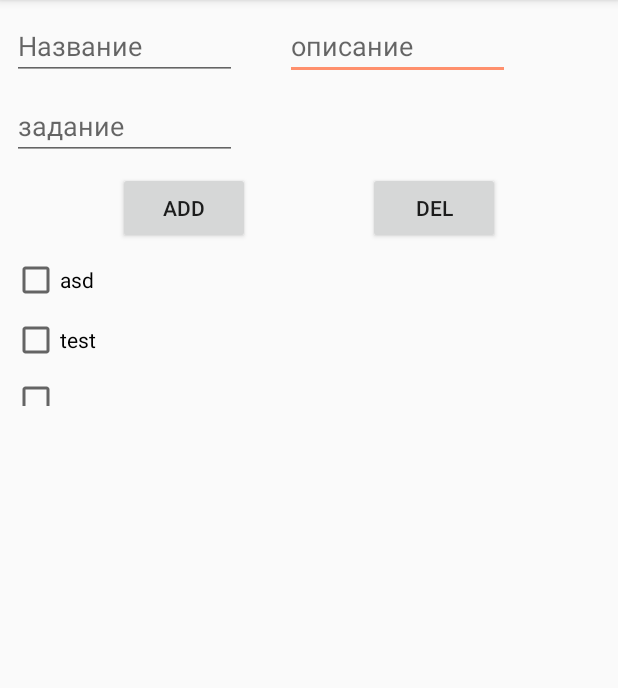
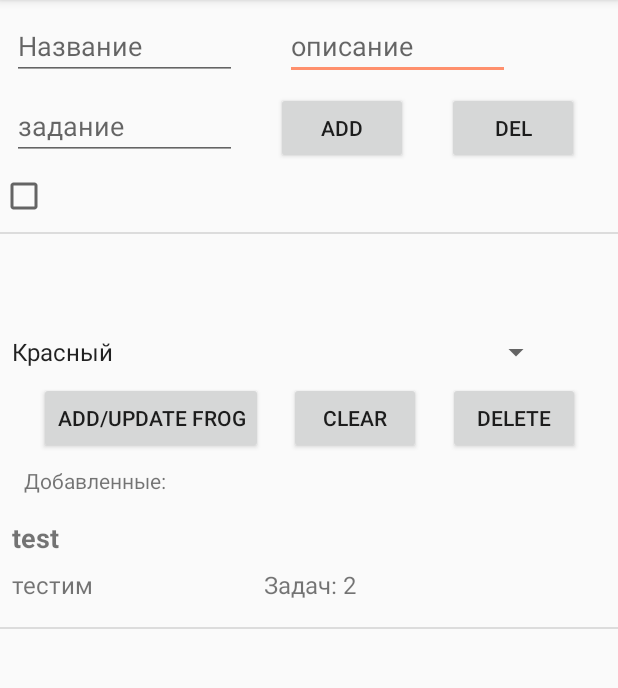
Before and after one commit to andrewkir/AndroidApp, an Android app: the DailyEditor screen opened directly, with no data from a screen before it, after a tap on "ADD", on a phone screen of 412 x 824 dp, the part 84-772 px from its top. Run offline under Robolectric (Android 15) with nearby library versions, the light colour scheme and no system bars; Roboto replaces fonts that are not available here; 1 statement that could not run was skipped.

Commit message:
possibility to add/delete frogs, update daily editor's view

```diff
--- /dev/null
+++ b/Project/TimeM8/app/src/main/java/com/andrewkir/andrewforwork/timem8/Adapters/DailyEditorFrogs.kt
@@ -0,0 +1,42 @@
+package com.andrewkir.andrewforwork.timem8.Adapters
+
+import android.content.Context
+import android.support.v7.widget.RecyclerView
+import android.view.LayoutInflater
+import android.view.View
+import android.view.ViewGroup
+import android.widget.TextView
+import com.andrewkir.andrewforwork.timem8.DataBase.DBdaily
+import com.andrewkir.andrewforwork.timem8.Models.dailyFrog
+import com.andrewkir.andrewforwork.timem8.R
+import kotlinx.android.synthetic.main.row_daily_editor.view.*
+
+class DailyEditorFrogs(val context: Context,val itemClick: (dailyFrog) -> Unit): RecyclerView.Adapter<DailyEditorFrogs.Holder>() {
+    var db = DBdaily(context)
+    var frogs = db.allFrogs()
+    override fun onCreateViewHolder(parent: ViewGroup, viewType: Int): DailyEditorFrogs.Holder {
+        val view = LayoutInflater.from(context).inflate(R.layout.row_daily_editor, parent,false)
+        return Holder(view,itemClick)
+    }
+
+    override fun getItemCount(): Int {
+        return frogs.size
+    }
+
+    override fun onBindViewHolder(holder: DailyEditorFrogs.Holder, position: Int) {
+        holder?.bindFrog(frogs[position])
+    }
+    inner class Holder(itemView: View?, val itemClick: (dailyFrog) -> Unit) : RecyclerView.ViewHolder(itemView) {
+        val frogName = itemView?.findViewById<TextView>(R.id.rowDailyEditorName)
+        val frogDesc = itemView?.findViewById<TextView>(R.id.rowDailyEditorDesc)
+        val frogTask = itemView?.findViewById<TextView>(R.id.rowDailyEditorTask)
+
+        fun bindFrog(frog: dailyFrog){
+
+            frogName!!.text = frog.name
+            frogDesc!!.text = frog.description
+            frogTask!!.text = "Задач: ${frog.count}"
+            itemView.setOnClickListener { itemClick(frog) }
+        }
+    }
+}
--- a/Project/TimeM8/app/src/main/java/com/andrewkir/andrewforwork/timem8/Editors/DailyEditor.kt
+++ b/Project/TimeM8/app/src/main/java/com/andrewkir/andrewforwork/timem8/Editors/DailyEditor.kt
@@ -3,31 +3,83 @@ package com.andrewkir.andrewforwork.timem8.Editors
 import android.content.Intent
 import android.support.v7.app.AppCompatActivity
 import android.os.Bundle
+import android.support.v7.widget.DividerItemDecoration
 import android.support.v7.widget.LinearLayoutManager
 import android.view.Menu
 import android.view.MenuItem
+import android.view.View
+import android.widget.AdapterView
+import android.widget.ArrayAdapter
+import android.widget.Toast
 import com.andrewkir.andrewforwork.timem8.Adapters.DailyCheckBoxAdapter
+import com.andrewkir.andrewforwork.timem8.Adapters.DailyEditorFrogs
 import com.andrewkir.andrewforwork.timem8.DataBase.DBdaily
 import com.andrewkir.andrewforwork.timem8.Models.dailyFrog
 import com.andrewkir.andrewforwork.timem8.R
 import kotlinx.android.synthetic.main.activity_daily_editor.*
+import java.util.*
+import kotlin.collections.ArrayList
 
-class DailyEditor : AppCompatActivity() {
+class DailyEditor : AppCompatActivity(), AdapterView.OnItemSelectedListener {
+    override fun onNothingSelected(p0: AdapterView<*>?) {
+        frog.colorId1 = R.color.material_red_400
+        frog.colorId2 = R.color.material_red_200
+    }
+
+    override fun onItemSelected(parent: AdapterView<*>?, view: View?, position: Int, id: Long) {
+        when(position){
+            0 -> {
+                frog.colorId1 = R.color.material_red_400
+                frog.colorId2 = R.color.material_red_200
+            }
+            1 -> {
+                frog.colorId1 = R.color.material_blue_400
+                frog.colorId2 = R.color.material_blue_200
+            }
+            2 -> {
+                frog.colorId1 = R.color.material_green_400
+                frog.colorId2 = R.color.material_green_200
+            }
+            3 -> {
+                frog.colorId1 = R.color.material_orange_400
+                frog.colorId2 = R.color.material_orange_200
+            }
+            4 -> {
+                frog.colorId1 = R.color.material_grey_400
+                frog.colorId2 = R.color.material_grey_200
+            }
+
+        }
+    }
+
     var name = "test"
     var date = "1.1.1.1"
-    lateinit var frog:dailyFrog
+    var frog = dailyFrog()
     lateinit var db: DBdaily
     override fun onCreate(savedInstanceState: Bundle?) {
         super.onCreate(savedInstanceState)
         setContentView(R.layout.activity_daily_editor)
         db = DBdaily(this)
         //recyclerCheckBox.adapter = DailyCheckBoxAdapter(this,name,date)
-        frog = db.allFrogByDayName(date = date,name = name)[0]
+        //frog = db.allFrogByDayName(date = date,name = name)[0]
+        recyclerCheckBox.addItemDecoration(DividerItemDecoration(this,1))
+        recyclerFrogs.addItemDecoration(DividerItemDecoration(this,1))
+        spinnerDaily!!.setOnItemSelectedListener(this)
+        var list_colors = arrayOf("Красный","Синий","Зелёный","Оранжевый","Серый")
+        val aa = ArrayAdapter(this, android.R.layout.simple_spinner_item,list_colors)
+        aa.setDropDownViewResource(android.R.layout.simple_spinner_dropdown_item)
+        spinnerDaily!!.adapter = aa
         refresh()
         dailyAddBtn.setOnClickListener {
             frog.tasks = frog.tasks+taskEdit.text.toString()+";;;"
             frog.count++
-            frog.isDone.add(false)
+            try {
+                frog.isDone.add(false)
+            } catch (e:Exception){
+                var tmp = ArrayList<Boolean>()
+                tmp.add(false)
+                frog.isDone = tmp
+            }
             println(frog.tasks)
             db.updateFrog(frog)
             refresh()
@@ -46,12 +98,85 @@ class DailyEditor : AppCompatActivity() {
                 refresh()
             }
         }
+        addFrog.setOnClickListener {
+            if(dailyName.text.toString() != "") {
+                try {
+                    if (frog.id != 0) {
+                        frog.name = dailyName.text.toString()
+                        frog.description = dailyDesc.text.toString()
+                        frog.date = "1.1.1.1"
+                    } else {
+                        frog.id = Calendar.getInstance().timeInMillis.toInt()
+                        frog.name = dailyName.text.toString()
+                        frog.description = dailyDesc.text.toString()
+                        frog.date = "1.1.1.1"
+                        frog.colorId1 = R.color.colorPrimary
+                        frog.colorId2 = R.color.LightGrey
+                        try {
+                            frog.isDone.add(false)
+                        } catch (e: Exception) {
+                            var tmp = ArrayList<Boolean>()
+                            tmp.add(false)
+                            frog.isDone = tmp
+                        }
+                    }
+                    db.addFrog(frog)
+                } catch (e: Exception) {
+                    db.updateFrog(frog)
+                }
+                refresh()
+            } else {
+                Toast.makeText(this,"Пожалуйста, введите корректные данные",Toast.LENGTH_SHORT).show()
+            }
+        }
+        clearFrog.setOnClickListener {
+            frog = dailyFrog()
+            dailyName.setText("")
+            dailyDesc.setText("")
+            taskEdit.setText("")
+            spinnerDaily.setSelection(0)
+            refresh()
+        }
+        dailyDeleteBtn.setOnClickListener {
+            if(frog.id != 0){
+                db.deleteFrog(frog)
+                dailyName.setText("")
+                dailyDesc.setText("")
+                taskEdit.setText("")
+                spinnerDaily.setSelection(0)
+                refresh()
+            } else {
+                Toast.makeText(this,"Пожалуйста, введите корректные данные",Toast.LENGTH_SHORT).show()
+            }
+        }
     }
 
     fun refresh(){
         recyclerCheckBox.adapter = DailyCheckBoxAdapter(context = this,frog = frog)
+        recyclerFrogs.adapter = DailyEditorFrogs(context = this, itemClick = { Frog ->
+            frog = Frog
+            dailyName.setText(Frog.name)
+            dailyDesc.setText(Frog.description)
+            spinnerDaily.setSelection(
+                    when(frog.colorId1){
+                        R.color.material_red_400 -> 0
+                        R.color.material_blue_400 -> 1
+                        R.color.material_green_400 -> 2
+                        R.color.material_deep_orange_400 -> 3
+                        R.color.material_grey_400 -> 4
+                        else -> 0
+                    }
+            )
+            recyclerCheckBox.adapter = DailyCheckBoxAdapter(context = this,frog = frog)
+            val layoutManager = LinearLayoutManager(this)
+            recyclerCheckBox.layoutManager = layoutManager
+            recyclerCheckBox.setHasFixedSize(true)
+        })
         val layoutManager = LinearLayoutManager(this)
         recyclerCheckBox.layoutManager = layoutManager
         recyclerCheckBox.setHasFixedSize(true)
+        val layoutManagerFrog = LinearLayoutManager(this)
+        recyclerFrogs.layoutManager = layoutManagerFrog
+        recyclerFrogs.setHasFixedSize(true)
     }
 }
--- a/Project/TimeM8/app/src/main/java/com/andrewkir/andrewforwork/timem8/Editors/MainEditor.kt
+++ b/Project/TimeM8/app/src/main/java/com/andrewkir/andrewforwork/timem8/Editors/MainEditor.kt
@@ -113,7 +113,7 @@ class MainEditor : AppCompatActivity(), AdapterView.OnItemSelectedListener, Time
         spinner!!.setOnItemSelectedListener(this)
         val aa = ArrayAdapter(this, android.R.layout.simple_spinner_item, list_days)
         aa.setDropDownViewResource(android.R.layout.simple_spinner_dropdown_item)
-        spinner!!.setAdapter(aa)
+        spinner!!.adapter = aa
 
         CurrentDaySelected = intent.getIntExtra("DAY_OF_THE_WEEK",1)+1
         db = DBHandler(this)
--- a/Project/TimeM8/app/src/main/java/com/andrewkir/andrewforwork/timem8/MainDailySchedule.kt
+++ b/Project/TimeM8/app/src/main/java/com/andrewkir/andrewforwork/timem8/MainDailySchedule.kt
@@ -8,10 +8,10 @@ import android.support.v7.widget.DividerItemDecoration
 import android.view.Menu
 import android.view.MenuItem
 import android.widget.Toast
+import com.andrewkir.andrewforwork.timem8.Adapters.expandAdapter
 import com.andrewkir.andrewforwork.timem8.DataBase.DBdaily
 import com.andrewkir.andrewforwork.timem8.Editors.DailyEditor
 import com.andrewkir.andrewforwork.timem8.Models.dailyFrog
-import com.github.aakira.expandablelayout.Utils
 import kotlinx.android.synthetic.main.activity_main_daily_schedule.*
 
 
--- a/Project/TimeM8/app/src/main/res/layout/activity_daily_editor.xml
+++ b/Project/TimeM8/app/src/main/res/layout/activity_daily_editor.xml
@@ -34,35 +34,33 @@
         android:id="@+id/recyclerCheckBox"
         android:layout_width="0dp"
         android:layout_height="100dp"
-        android:layout_marginEnd="8dp"
-        android:layout_marginStart="8dp"
         android:layout_marginTop="8dp"
         app:layout_constraintEnd_toEndOf="parent"
         app:layout_constraintHorizontal_bias="0.0"
         app:layout_constraintStart_toStartOf="parent"
-        app:layout_constraintTop_toBottomOf="@+id/dailyAddBtn" />
+        app:layout_constraintTop_toBottomOf="@+id/taskEdit" />
 
     <Button
         android:id="@+id/dailyAddBtn"
         android:layout_width="wrap_content"
         android:layout_height="wrap_content"
-        android:layout_marginTop="8dp"
         android:text="add"
+        app:layout_constraintBottom_toBottomOf="@+id/dailyDelBtn"
         app:layout_constraintEnd_toStartOf="@+id/dailyDelBtn"
         app:layout_constraintHorizontal_bias="0.5"
-        app:layout_constraintStart_toStartOf="parent"
-        app:layout_constraintTop_toBottomOf="@+id/taskEdit" />
+        app:layout_constraintStart_toEndOf="@+id/taskEdit"
+        app:layout_constraintTop_toTopOf="@+id/dailyDelBtn" />
 
     <Button
         android:id="@+id/dailyDelBtn"
         android:layout_width="wrap_content"
-        android:layout_height="wrap_content"
+        android:layout_height="0dp"
+        android:layout_marginTop="8dp"
         android:text="del"
-        app:layout_constraintBottom_toBottomOf="@+id/dailyAddBtn"
         app:layout_constraintEnd_toEndOf="parent"
         app:layout_constraintHorizontal_bias="0.5"
         app:layout_constraintStart_toEndOf="@+id/dailyAddBtn"
-        app:layout_constraintTop_toTopOf="@+id/dailyAddBtn" />
+        app:layout_constraintTop_toBottomOf="@+id/dailyDesc" />
 
     <EditText
         android:id="@+id/taskEdit"
@@ -75,4 +73,67 @@
         android:inputType="textPersonName"
         app:layout_constraintStart_toStartOf="parent"
         app:layout_constraintTop_toBottomOf="@+id/dailyName" />
+
+    <TextView
+        android:id="@+id/textView4"
+        android:layout_width="wrap_content"
+        android:layout_height="wrap_content"
+        android:layout_marginStart="16dp"
+        android:layout_marginTop="8dp"
+        android:text="Добавленные:"
+        app:layout_constraintStart_toStartOf="parent"
+        app:layout_constraintTop_toBottomOf="@+id/addFrog" />
+
+    <android.support.v7.widget.RecyclerView
+        android:id="@+id/recyclerFrogs"
+        android:layout_width="0dp"
+        android:layout_height="0dp"
+        android:layout_marginTop="8dp"
+        app:layout_constraintBottom_toBottomOf="parent"
+        app:layout_constraintEnd_toEndOf="parent"
+        app:layout_constraintStart_toStartOf="parent"
+        app:layout_constraintTop_toBottomOf="@+id/textView4" />
+
+    <Button
+        android:id="@+id/addFrog"
+        android:layout_width="wrap_content"
+        android:layout_height="wrap_content"
+        android:layout_marginStart="8dp"
+        android:layout_marginTop="8dp"
+        android:text="add/update frog"
+        app:layout_constraintEnd_toStartOf="@+id/clearFrog"
+        app:layout_constraintHorizontal_bias="0.5"
+        app:layout_constraintStart_toStartOf="parent"
+        app:layout_constraintTop_toBottomOf="@+id/spinnerDaily" />
+
+    <Button
+        android:id="@+id/clearFrog"
+        android:layout_width="wrap_content"
+        android:layout_height="wrap_content"
+        android:text="clear"
+        app:layout_constraintBottom_toBottomOf="@+id/addFrog"
+        app:layout_constraintEnd_toStartOf="@+id/dailyDeleteBtn"
+        app:layout_constraintHorizontal_bias="0.5"
+        app:layout_constraintStart_toEndOf="@+id/addFrog"
+        app:layout_constraintTop_toTopOf="@+id/addFrog" />
+
+    <Button
+        android:id="@+id/dailyDeleteBtn"
+        android:layout_width="wrap_content"
+        android:layout_height="wrap_content"
+        android:layout_marginEnd="8dp"
+        android:text="DELETE"
+        app:layout_constraintBottom_toBottomOf="@+id/clearFrog"
+        app:layout_constraintEnd_toEndOf="parent"
+        app:layout_constraintHorizontal_bias="0.5"
+        app:layout_constraintStart_toEndOf="@+id/clearFrog"
+        app:layout_constraintTop_toTopOf="@+id/clearFrog" />
+
+    <Spinner
+        android:id="@+id/spinnerDaily"
+        android:layout_width="368dp"
+        android:layout_height="wrap_content"
+        android:layout_marginTop="8dp"
+        app:layout_constraintTop_toBottomOf="@+id/recyclerCheckBox"
+        tools:layout_editor_absoluteX="8dp" />
 </android.support.constraint.ConstraintLayout>
--- /dev/null
+++ b/Project/TimeM8/app/src/main/res/layout/row_daily_editor.xml
@@ -0,0 +1,43 @@
+<?xml version="1.0" encoding="utf-8"?>
+<android.support.constraint.ConstraintLayout xmlns:android="http://schemas.android.com/apk/res/android"
+    xmlns:app="http://schemas.android.com/apk/res-auto"
+    xmlns:tools="http://schemas.android.com/tools"
+    android:layout_width="match_parent"
+    android:layout_height="80dp">
+
+    <TextView
+        android:id="@+id/rowDailyEditorName"
+        android:layout_width="wrap_content"
+        android:layout_height="wrap_content"
+        android:layout_marginStart="8dp"
+        android:layout_marginTop="8dp"
+        android:text="Название"
+        android:textSize="18sp"
+        android:textStyle="bold"
+        app:layout_constraintStart_toStartOf="parent"
+        app:layout_constraintTop_toTopOf="parent" />
+
+    <TextView
+        android:id="@+id/rowDailyEditorDesc"
+        android:layout_width="160dp"
+        android:layout_height="30dp"
+        android:layout_marginStart="8dp"
+        android:layout_marginTop="8dp"
+        android:ellipsize="end"
+        android:maxLines="1"
+        android:text="Описание"
+        android:textSize="16sp"
+        app:layout_constraintStart_toStartOf="parent"
+        app:layout_constraintTop_toBottomOf="@+id/rowDailyEditorName" />
+
+    <TextView
+        android:id="@+id/rowDailyEditorTask"
+        android:layout_width="wrap_content"
+        android:layout_height="wrap_content"
+        android:layout_marginStart="8dp"
+        android:layout_marginTop="8dp"
+        android:text="Задач:"
+        android:textSize="16sp"
+        app:layout_constraintStart_toEndOf="@+id/rowDailyEditorDesc"
+        app:layout_constraintTop_toBottomOf="@+id/rowDailyEditorName" />
+</android.support.constraint.ConstraintLayout>
--- a/Project/TimeM8/app/src/main/res/layout/row_recycler_expand.xml
+++ b/Project/TimeM8/app/src/main/res/layout/row_recycler_expand.xml
@@ -31,9 +31,9 @@
         android:layout_alignParentTop="true"
         android:layout_toLeftOf="@id/button"
         android:gravity="center"
-        android:padding="8dp"
+        android:padding="4dp"
         android:textColor="@android:color/white"
-        android:textSize="12sp"
+        android:textSize="14sp"
         />
     <com.github.aakira.expandablelayout.ExpandableLinearLayout
         android:id="@+id/expandableLayout"
@@ -51,6 +51,7 @@
             android:layout_height="wrap_content"
             android:layout_centerInParent="true"
             android:gravity="center"
+            android:textAlignment="center"
             android:padding="5dp"
             android:text=""
             android:textColor="@color/Txt"
```
Also changed, not shown: Project/TimeM8/app/src/main/java/com/andrewkir/andrewforwork/timem8/Adapters/expandAdapter.kt (renamed from Project/TimeM8/app/src/main/java/com/andrewkir/andrewforwork/timem8/expandAdapter.kt, +4 -6 lines), Project/TimeM8/app/src/main/java/com/andrewkir/andrewforwork/timem8/DataBase/DBdaily.kt (+31 -0 lines), Project/TimeM8/app/src/main/res/values/material_colors.xml (added, +294 -0 lines).
